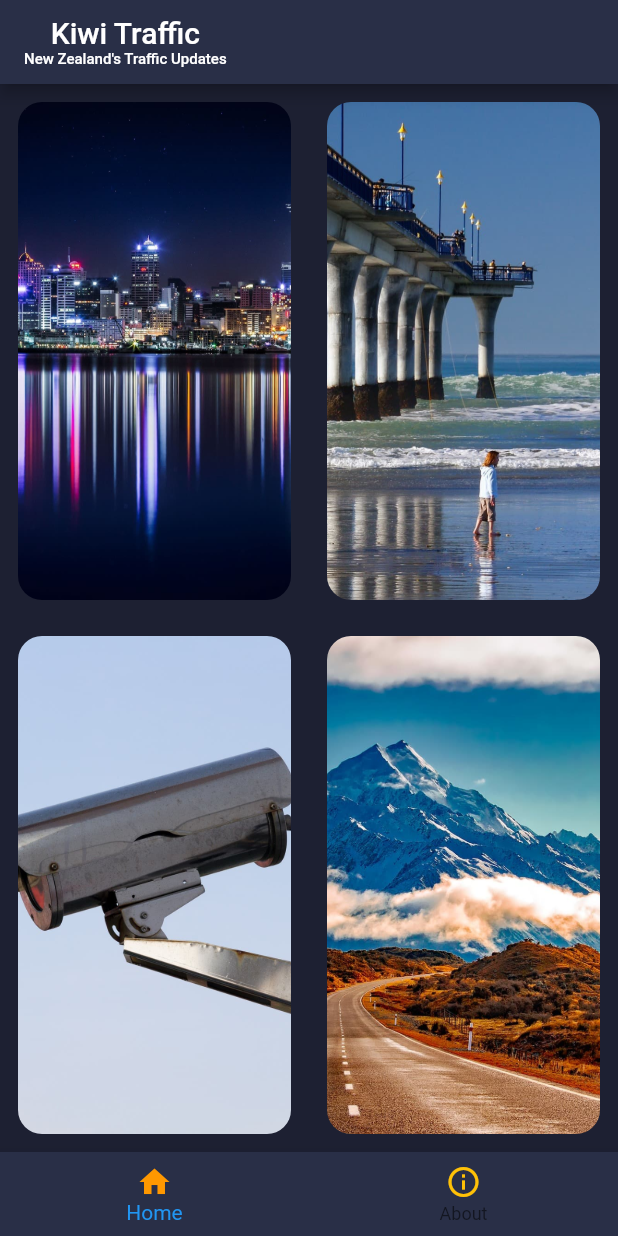
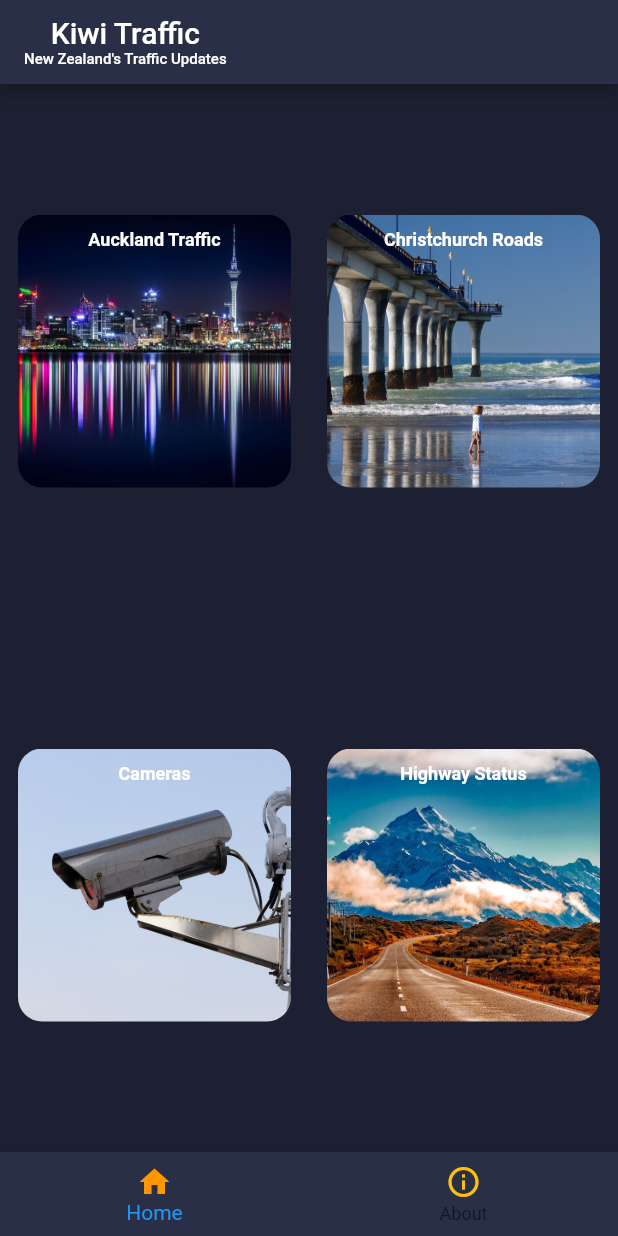
Before and after one commit to aliustaoglu/kiwitraffic-flutter, a Flutter app: the screen it shows after launch, on a phone screen of 412 x 824 dp. Run offline on Flutter 3.47's test engine with Material 2 defaults, Android fonts, the phone set to English and light mode, and no system bars.

Commit message:
Added Auckland page

```diff
--- a/lib/app.dart
+++ b/lib/app.dart
@@ -1,6 +1,7 @@
 import 'package:flutter/cupertino.dart';
 import 'package:flutter/material.dart';
 import 'package:kiwitraffic/theme.dart';
+import 'package:kiwitraffic/views/auckland.dart';
 import 'package:kiwitraffic/views/header.dart';
 import 'package:kiwitraffic/views/home.dart';
 
@@ -18,7 +19,7 @@ class _AppState extends State<App> {
         initialRoute: '/home',
         routes: {
           '/home': (context) => Container( child: scaffold, ),
-
+          '/auckland': (context) => Auckland()
         }
     );
   }
--- a/lib/components/ActionButton.dart
+++ b/lib/components/ActionButton.dart
@@ -1,13 +1,25 @@
 import 'package:flutter/material.dart';
+
+var _textSyle = TextStyle(
+  color: Colors.white,
+  fontSize: 12,
+  fontWeight: FontWeight.bold
+);
 
 class ActionButton extends StatelessWidget {
   String img;
+  String txt;
+  var onTap;
 
-  ActionButton(this.img);
+  ActionButton(this.img, this.txt, this.onTap);
 
   @override
   Widget build(BuildContext context) {
-    return Expanded(
+    return InkWell(
+      onTap: onTap,
+      child: Container(
+        height: MediaQuery.of(context).size.width/2,
+        width: MediaQuery.of(context).size.width/2,
         child: Padding(
           padding: const EdgeInsets.all(12),
           child: Container(
@@ -17,6 +29,15 @@ class ActionButton extends StatelessWidget {
                   fit: BoxFit.fitHeight,
                   image: AssetImage(img),
                 )),
+            child: Container(
+              child: Column(
+                children: [
+                  SizedBox(height: 10,),
+                  Text(txt, style: _textSyle,)
+                ],
+              )
+            ),
+          ),
         ),
       ),
     );
--- /dev/null
+++ b/lib/views/auckland.dart
@@ -0,0 +1,13 @@
+import 'package:flutter/cupertino.dart';
+
+class Auckland extends StatefulWidget {
+  @override
+  _AucklandState createState() => _AucklandState();
+}
+
+class _AucklandState extends State<Auckland> {
+  @override
+  Widget build(BuildContext context) {
+    return Container();
+  }
+}
--- a/lib/views/home.dart
+++ b/lib/views/home.dart
@@ -4,29 +4,36 @@ import 'package:kiwitraffic/views/header.dart';
 import 'package:kiwitraffic/views/navBar.dart';
 
 Scaffold scaffold = Scaffold(
-  body: body,
+  body: HomeBody(),
   backgroundColor: Color.fromARGB(255, 29, 32, 50),
   appBar: appBar,
   bottomNavigationBar: navBar,
 );
 
-Widget body = Column(
+class HomeBody extends StatelessWidget {
+  @override
+  Widget build(BuildContext context) {
+    return Column(
       children: [
         Expanded(
           child: Row(
             children: [
-          ActionButton('assets/images/auckland.jpg'),
-          ActionButton('assets/images/christchurch.jpg')
+              ActionButton('assets/images/auckland.jpg', 'Auckland Traffic', (){
+                Navigator.of(context).pushNamed('/auckland');
+              }),
+              ActionButton('assets/images/christchurch.jpg', 'Christchurch Roads', (){})
             ],
           ),
         ),
         Expanded(
           child: Row(
             children: [
-          ActionButton('assets/images/camera.jpg'),
-          ActionButton('assets/images/highway.jpg')
+              ActionButton('assets/images/camera.jpg', 'Cameras', (){}),
+              ActionButton('assets/images/highway.jpg', 'Highway Status', (){})
             ],
           ),
         )
       ],
-);
+    );;
+  }
+}
```
Lines whose indentation alone changed are shown as unchanged.
